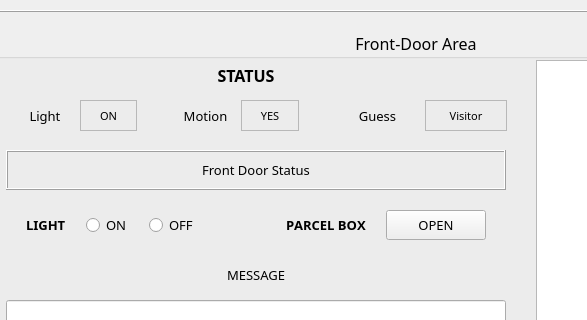
Old version of the form applayout.ui in the repository khanhnguyen-08/jarvis; both pictures show x 84 to 671 and y 0 to 320 of the 1000 by 756 pixel window.
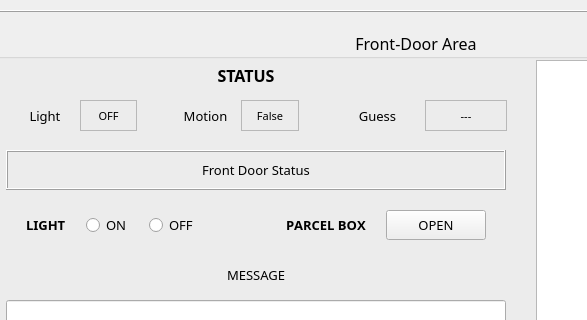
New version of the form.

Diff of the .ui file:
```diff
--- a/applayout.ui
+++ b/applayout.ui
@@ -849,7 +849,7 @@
           <enum>QFrame::StyledPanel</enum>
          </property>
          <property name="text">
-          <string>YES</string>
+          <string>False</string>
          </property>
          <property name="scaledContents">
           <bool>false</bool>
@@ -909,7 +909,7 @@
           <enum>QFrame::StyledPanel</enum>
          </property>
          <property name="text">
-          <string>Visitor</string>
+          <string>---</string>
          </property>
          <property name="scaledContents">
           <bool>false</bool>
@@ -1101,7 +1101,7 @@
           <enum>QFrame::StyledPanel</enum>
          </property>
          <property name="text">
-          <string>ON</string>
+          <string>OFF</string>
          </property>
          <property name="scaledContents">
           <bool>false</bool>
```
